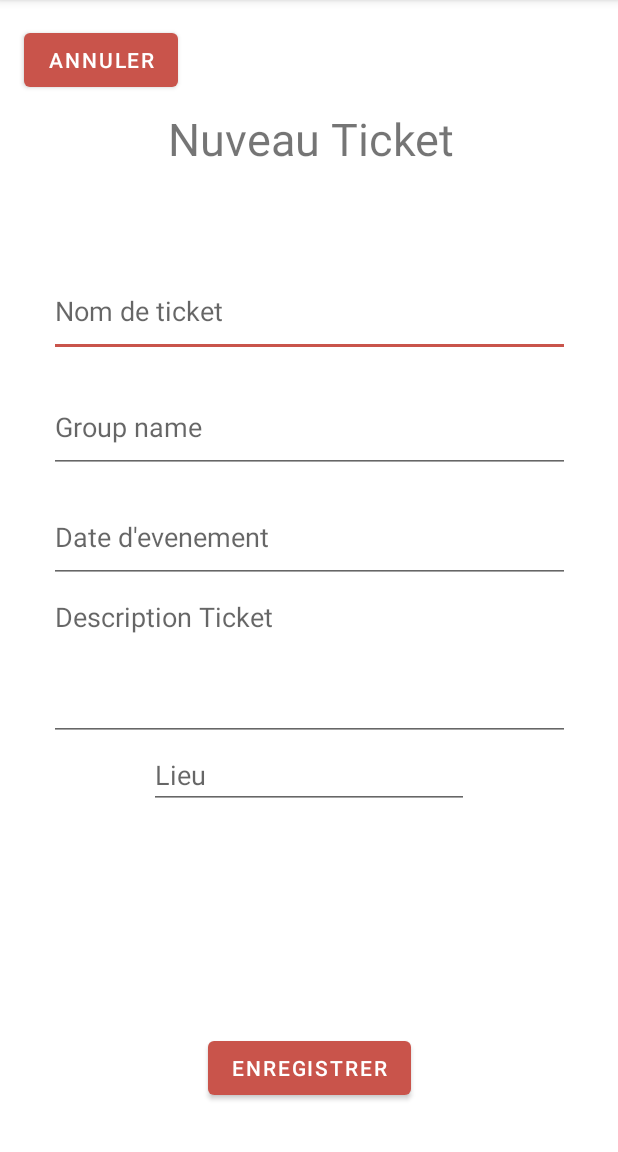
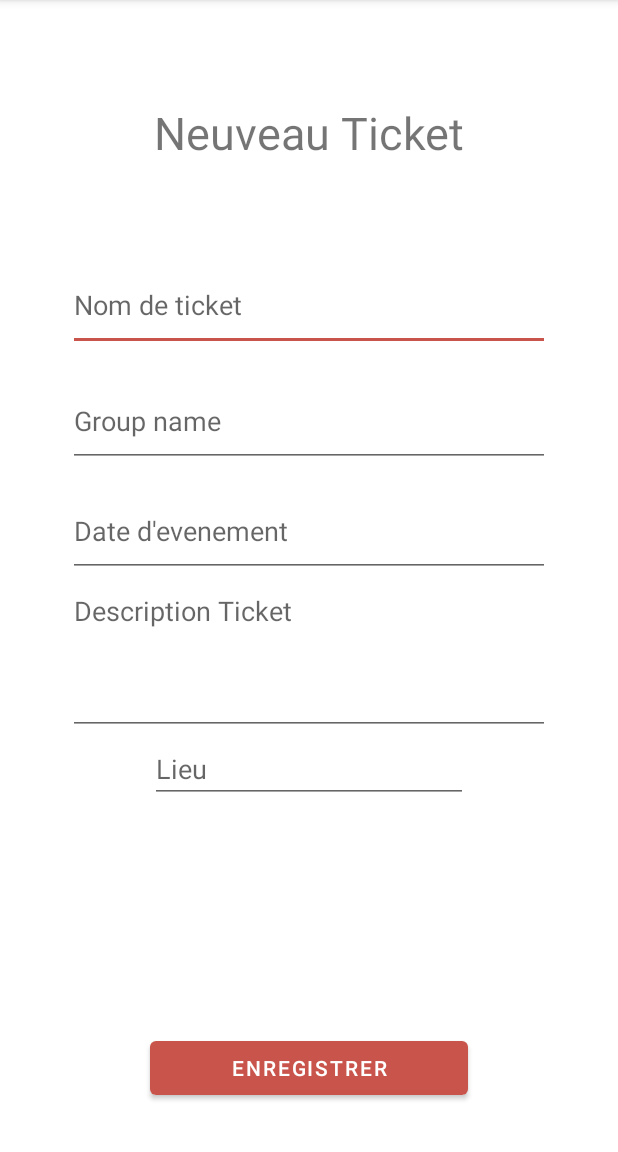
Before and after one commit to BeatlesBOB/Appytodo, an Android app: the activity_ticket_registre screen opened directly, with no data from a screen before it, on a phone screen of 412 x 824 dp, the part 84-1236 px from its top. Run offline under Robolectric (Android 15) with nearby library versions, the phone set to English and light mode, and no system bars; our stand-ins replace Firebase (no records; nobody signed in at launch, a user with empty details on screens opened directly); Roboto replaces fonts that are not available here.

Commit message:
Modification de layaouts et navegation

```diff
--- a/TestFireBase-master/app/build.gradle
+++ b/TestFireBase-master/app/build.gradle
@@ -49,6 +49,10 @@ dependencies {
 
 
     implementation 'com.google.android.gms:play-services-maps:17.0.0'
+    androidTestImplementation 'androidx.test.espresso:espresso-intents:3.2.0'
+    androidTestImplementation 'androidx.test:runner:1.2.0'
+    androidTestImplementation 'androidx.test:rules:1.2.0'
+    androidTestImplementation 'androidx.test.espresso:espresso-core:3.2.0'
 
     implementation 'androidx.appcompat:appcompat:1.1.0'
     testImplementation 'junit:junit:4.12'
--- a/TestFireBase-master/app/src/main/java/com/example/testfirebase/activity_ticket_registre.java
+++ b/TestFireBase-master/app/src/main/java/com/example/testfirebase/activity_ticket_registre.java
@@ -66,8 +66,9 @@ public class activity_ticket_registre extends AppCompatActivity {
 
                 Toast.makeText(activity_ticket_registre.this, "Creation reussi.",
                         Toast.LENGTH_SHORT).show();
-                Intent intent2 = new Intent(activity_ticket_registre.this, Home.class);
-                startActivity(intent2);
+                onBackPressed();
+
+
 
 
             }
--- a/TestFireBase-master/app/src/main/java/com/example/testfirebase/ui/gallery/GalleryFragment.java
+++ b/TestFireBase-master/app/src/main/java/com/example/testfirebase/ui/gallery/GalleryFragment.java
@@ -18,10 +18,8 @@ public class GalleryFragment extends Fragment {
 
     private GalleryViewModel galleryViewModel;
 
-    public View onCreateView(@NonNull LayoutInflater inflater,
-                             ViewGroup container, Bundle savedInstanceState) {
-        galleryViewModel =
-                ViewModelProviders.of(this).get(GalleryViewModel.class);
+    public View onCreateView(@NonNull LayoutInflater inflater, ViewGroup container, Bundle savedInstanceState) {
+        galleryViewModel = ViewModelProviders.of(this).get(GalleryViewModel.class);
         View root = inflater.inflate(R.layout.fragment_gallery, container, false);
         final TextView textView = root.findViewById(R.id.text_gallery);
         galleryViewModel.getText().observe(this, new Observer<String>() {
--- a/TestFireBase-master/app/src/main/res/layout/activity_ticket_registre.xml
+++ b/TestFireBase-master/app/src/main/res/layout/activity_ticket_registre.xml
@@ -7,20 +7,11 @@
     tools:context=".activity_ticket_registre">
 
     <Button
-        android:id="@+id/btn_cancel"
-        android:layout_width="wrap_content"
+        android:id="@+id/btn_save"
+        android:layout_width="0dp"
         android:layout_height="wrap_content"
-        android:layout_marginStart="16dp"
-        android:layout_marginTop="16dp"
-        android:onClick="Back"
-        android:text="Annuler"
-        app:layout_constraintStart_toStartOf="parent"
-        app:layout_constraintTop_toTopOf="parent" />
-
-    <Button
-        android:id="@+id/btn_save"
-        android:layout_width="wrap_content"
-        android:layout_height="wrap_content"
+        android:layout_marginStart="100dp"
+        android:layout_marginEnd="100dp"
         android:layout_marginBottom="32dp"
         android:onClick="Registre"
         android:text="Enregistrer"
@@ -30,21 +21,26 @@
 
     <TextView
         android:id="@+id/textView4"
-        android:layout_width="wrap_content"
+        android:layout_width="0dp"
         android:layout_height="wrap_content"
-        android:layout_marginTop="72dp"
-        android:text="Nuveau Ticket"
+        android:layout_marginStart="80dp"
+        android:layout_marginTop="68dp"
+        android:layout_marginEnd="80dp"
+        android:text="Neuveau Ticket"
+        android:textAlignment="center"
         android:textSize="30sp"
         app:layout_constraintEnd_toEndOf="parent"
-        app:layout_constraintHorizontal_bias="0.509"
+        app:layout_constraintHorizontal_bias="0.0"
         app:layout_constraintStart_toStartOf="parent"
         app:layout_constraintTop_toTopOf="parent" />
 
     <EditText
         android:id="@+id/nomTicket"
-        android:layout_width="347dp"
+        android:layout_width="0dp"
         android:layout_height="61dp"
+        android:layout_marginStart="45dp"
         android:layout_marginTop="64dp"
+        android:layout_marginEnd="45dp"
         android:ems="10"
         android:hint="Nom de ticket"
         android:inputType="textPersonName"
@@ -54,9 +50,11 @@
 
     <EditText
         android:id="@+id/groupTicket"
-        android:layout_width="347dp"
+        android:layout_width="0dp"
         android:layout_height="61dp"
+        android:layout_marginStart="45dp"
         android:layout_marginTop="16dp"
+        android:layout_marginEnd="45dp"
         android:ems="10"
         android:hint="Group name"
         android:inputType="textPersonName"
@@ -66,9 +64,11 @@
 
     <EditText
         android:id="@+id/dateTicket"
-        android:layout_width="347dp"
+        android:layout_width="0dp"
         android:layout_height="61dp"
+        android:layout_marginStart="45dp"
         android:layout_marginTop="12dp"
+        android:layout_marginEnd="45dp"
         android:ems="10"
         android:hint="Date d'evenement"
         android:inputType="textPersonName"
@@ -78,8 +78,10 @@
 
     <EditText
         android:id="@+id/descriptionTicket"
-        android:layout_width="347dp"
+        android:layout_width="0dp"
         android:layout_height="105dp"
+        android:layout_marginStart="45dp"
+        android:layout_marginEnd="45dp"
         android:ems="10"
         android:gravity="start|top"
         android:hint="Description Ticket"
@@ -90,8 +92,10 @@
 
     <EditText
         android:id="@+id/lieuTicket"
-        android:layout_width="wrap_content"
+        android:layout_width="0dp"
         android:layout_height="wrap_content"
+        android:layout_marginStart="100dp"
+        android:layout_marginEnd="100dp"
         android:ems="10"
         android:hint="Lieu"
         android:inputType="textPersonName"
--- a/TestFireBase-master/build.gradle
+++ b/TestFireBase-master/build.gradle
@@ -8,7 +8,7 @@ buildscript {
 
     }
     dependencies {
-        classpath 'com.android.tools.build:gradle:3.5.2'
+        classpath 'com.android.tools.build:gradle:3.5.3'
         classpath 'com.google.gms:google-services:4.3.3'
         classpath "org.jetbrains.kotlin:kotlin-gradle-plugin:$kotlin_version"
 
```
Also changed, not shown: TestFireBase-master/app/src/main/java/com/example/testfirebase/ui/home/HomeFragment.java (+23 -7 lines), TestFireBase-master/app/src/main/res/layout/activity_main.xml (+17 -17 lines), TestFireBase-master/app/src/main/res/layout/activity_registre.xml (+20 -20 lines), 3 other files.
